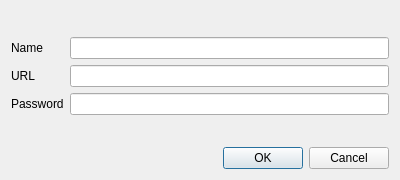
Qt form editdialog.ui (Preston12321/password-manager) before a commit.
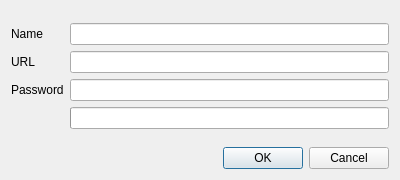
The same form after that commit.

Commit message: Added audio and visual password strength feedback

```diff
--- a/editdialog.ui
+++ b/editdialog.ui
@@ -63,7 +63,7 @@
        </property>
       </spacer>
      </item>
-     <item row="4" column="1">
+     <item row="5" column="1">
       <spacer name="verticalSpacer_2">
        <property name="orientation">
         <enum>Qt::Vertical</enum>
@@ -86,6 +86,22 @@
      <item row="2" column="1">
       <widget class="QLineEdit" name="urlEdit"/>
      </item>
+     <item row="4" column="1">
+      <widget class="QProgressBar" name="strengthMeter">
+       <property name="maximum">
+        <number>5</number>
+       </property>
+       <property name="value">
+        <number>0</number>
+       </property>
+       <property name="textVisible">
+        <bool>false</bool>
+       </property>
+      </widget>
+     </item>
+     <item row="4" column="0">
+      <widget class="QLabel" name="strengthLabel"/>
+     </item>
     </layout>
    </item>
    <item>
```
The commit also changes 6 other files.
